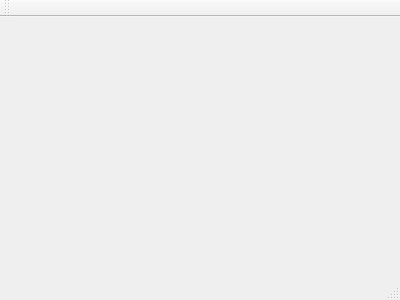
This is mainwindow.ui in ZanyXDev/2048 as Qt 5 draws it before an edit. The edited form follows.
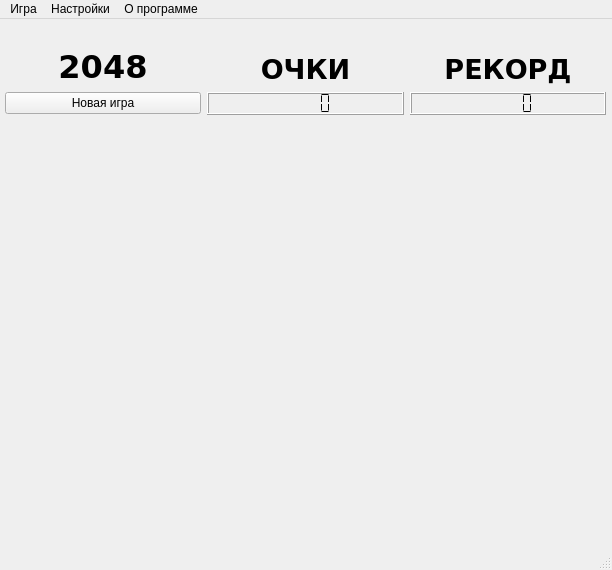
This is the edited form.

Patch:
```diff
--- a/mainwindow.ui
+++ b/mainwindow.ui
@@ -1,24 +1,215 @@
 <ui version="4.0">
  <class>MainWindow</class>
- <widget class="QMainWindow" name="MainWindow" >
-  <property name="geometry" >
+ <widget class="QMainWindow" name="MainWindow">
+  <property name="geometry">
    <rect>
     <x>0</x>
     <y>0</y>
-    <width>400</width>
-    <height>300</height>
+    <width>612</width>
+    <height>570</height>
    </rect>
   </property>
-  <property name="windowTitle" >
+  <property name="minimumSize">
+   <size>
+    <width>612</width>
+    <height>570</height>
+   </size>
+  </property>
+  <property name="maximumSize">
+   <size>
+    <width>612</width>
+    <height>560</height>
+   </size>
+  </property>
+  <property name="windowTitle">
    <string>MainWindow</string>
   </property>
-  <widget class="QMenuBar" name="menuBar" />
-  <widget class="QToolBar" name="mainToolBar" />
-  <widget class="QWidget" name="centralWidget" />
-  <widget class="QStatusBar" name="statusBar" />
+  <widget class="QWidget" name="centralWidget">
+   <widget class="QWidget" name="horizontalLayoutWidget">
+    <property name="geometry">
+     <rect>
+      <x>0</x>
+      <y>0</y>
+      <width>611</width>
+      <height>101</height>
+     </rect>
+    </property>
+    <layout class="QHBoxLayout" name="horizontalLayout">
+     <property name="sizeConstraint">
+      <enum>QLayout::SetMaximumSize</enum>
+     </property>
+     <property name="leftMargin">
+      <number>5</number>
+     </property>
+     <property name="topMargin">
+      <number>5</number>
+     </property>
+     <property name="rightMargin">
+      <number>5</number>
+     </property>
+     <property name="bottomMargin">
+      <number>5</number>
+     </property>
+     <item>
+      <layout class="QGridLayout" name="gridLayout">
+       <item row="0" column="1">
+        <widget class="QLabel" name="label_2">
+         <property name="font">
+          <font>
+           <family>DejaVu Sans</family>
+           <pointsize>20</pointsize>
+           <weight>75</weight>
+           <bold>true</bold>
+          </font>
+         </property>
+         <property name="text">
+          <string>ОЧКИ</string>
+         </property>
+         <property name="alignment">
+          <set>Qt::AlignBottom|Qt::AlignHCenter</set>
+         </property>
+        </widget>
+       </item>
+       <item row="3" column="2">
+        <widget class="QLCDNumber" name="recordCounter">
+         <property name="segmentStyle">
+          <enum>QLCDNumber::Flat</enum>
+         </property>
+        </widget>
+       </item>
+       <item row="3" column="1">
+        <widget class="QLCDNumber" name="scoreCounter">
+         <property name="segmentStyle">
+          <enum>QLCDNumber::Flat</enum>
+         </property>
+        </widget>
+       </item>
+       <item row="0" column="0">
+        <widget class="QLabel" name="label">
+         <property name="font">
+          <font>
+           <family>DejaVu Sans</family>
+           <pointsize>24</pointsize>
+           <weight>75</weight>
+           <italic>false</italic>
+           <bold>true</bold>
+          </font>
+         </property>
+         <property name="text">
+          <string>2048</string>
+         </property>
+         <property name="alignment">
+          <set>Qt::AlignBottom|Qt::AlignHCenter</set>
+         </property>
+        </widget>
+       </item>
+       <item row="0" column="2">
+        <widget class="QLabel" name="label_3">
+         <property name="font">
+          <font>
+           <family>DejaVu Sans</family>
+           <pointsize>20</pointsize>
+           <weight>75</weight>
+           <bold>true</bold>
+          </font>
+         </property>
+         <property name="text">
+          <string>РЕКОРД</string>
+         </property>
+         <property name="alignment">
+          <set>Qt::AlignBottom|Qt::AlignHCenter</set>
+         </property>
+        </widget>
+       </item>
+       <item row="3" column="0">
+        <widget class="QPushButton" name="newGameBtn">
+         <property name="text">
+          <string>Новая игра</string>
+         </property>
+        </widget>
+       </item>
+      </layout>
+     </item>
+    </layout>
+   </widget>
+   <widget class="QWidget" name="gridLayoutWidget_2">
+    <property name="geometry">
+     <rect>
+      <x>0</x>
+      <y>100</y>
+      <width>611</width>
+      <height>421</height>
+     </rect>
+    </property>
+    <layout class="QGridLayout" name="gridGame">
+     <property name="leftMargin">
+      <number>5</number>
+     </property>
+     <property name="topMargin">
+      <number>5</number>
+     </property>
+     <property name="rightMargin">
+      <number>5</number>
+     </property>
+     <property name="bottomMargin">
+      <number>5</number>
+     </property>
+    </layout>
+   </widget>
+  </widget>
+  <widget class="QStatusBar" name="statusBar"/>
+  <widget class="QMenuBar" name="menuBar">
+   <property name="geometry">
+    <rect>
+     <x>0</x>
+     <y>0</y>
+     <width>612</width>
+     <height>20</height>
+    </rect>
+   </property>
+   <widget class="QMenu" name="menu">
+    <property name="title">
+     <string>Игра</string>
+    </property>
+    <addaction name="separator"/>
+    <addaction name="separator"/>
+    <addaction name="action_3"/>
+    <addaction name="separator"/>
+    <addaction name="separator"/>
+    <addaction name="action_7"/>
+   </widget>
+   <widget class="QMenu" name="menu_2">
+    <property name="title">
+     <string>Настройки</string>
+    </property>
+    <addaction name="action_5"/>
+   </widget>
+   <widget class="QMenu" name="menu_3">
+    <property name="title">
+     <string>О программе</string>
+    </property>
+   </widget>
+   <addaction name="menu"/>
+   <addaction name="menu_2"/>
+   <addaction name="menu_3"/>
+  </widget>
+  <action name="action_3">
+   <property name="text">
+    <string>Новая игра</string>
+   </property>
+  </action>
+  <action name="action_5">
+   <property name="text">
+    <string>Выбор размера ...</string>
+   </property>
+  </action>
+  <action name="action_7">
+   <property name="text">
+    <string>Выход</string>
+   </property>
+  </action>
  </widget>
- <layoutDefault spacing="6" margin="11" />
- <pixmapfunction></pixmapfunction>
+ <layoutdefault spacing="6" margin="11"/>
  <resources/>
  <connections/>
 </ui>
```
Left out of the diff: 1 changed line with no effect on the pictures.
